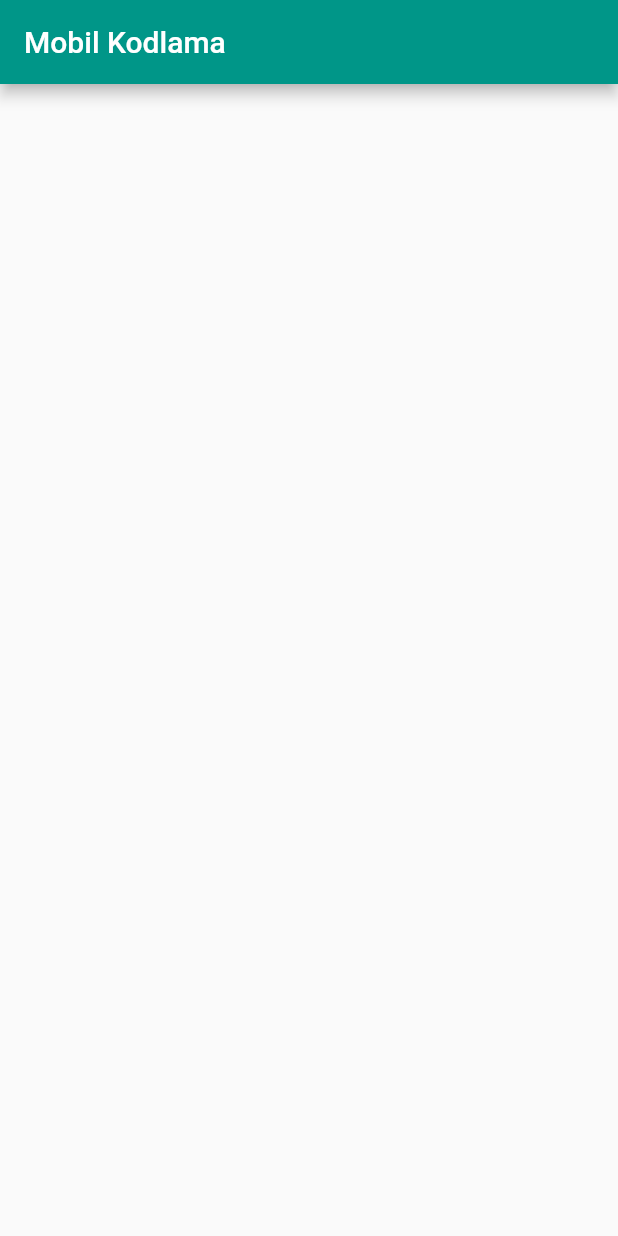
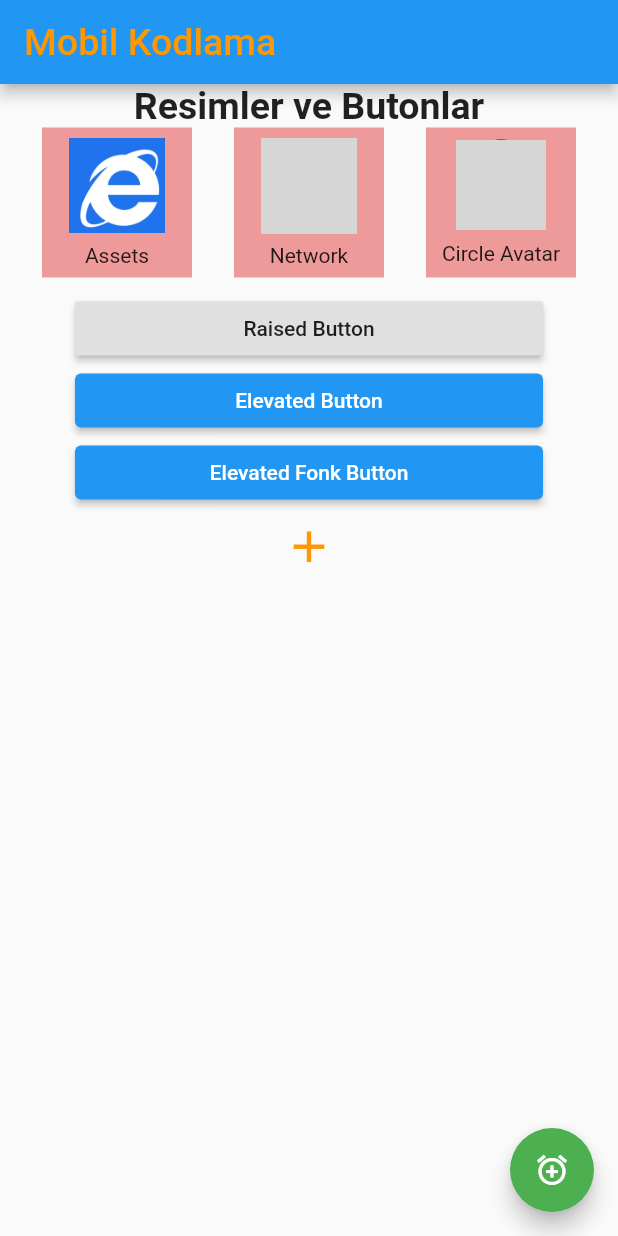
Before and after one commit to iamonuryilmaz/MobilKodlama-flutter, a Flutter app: the screen it shows after launch, on a phone screen of 412 x 824 dp. Run offline on Flutter 3.47's test engine with Material 2 defaults, Android fonts, the phone set to English and light mode, and no system bars; network calls fail; grey boxes are pictures that could not be loaded.

Commit message:
resim ve buton türleri
container, column, row, center ve diğer widget örnekleri

```diff
--- /dev/null
+++ b/lib/ui/buton_resimler.dart
@@ -0,0 +1,135 @@
+import 'package:flutter/material.dart';
+
+Widget buton_resimler(){
+  return Column(
+    children: [
+      Text(
+        "Resimler ve Butonlar",
+        style: TextStyle(fontSize: 25.0, fontWeight: FontWeight.bold),
+      ),
+      Row(
+        mainAxisAlignment: MainAxisAlignment.spaceEvenly,
+        children: [
+          Container(
+            width: 100,
+            height: 100,
+            color: Colors.red.shade200,
+            child: Column(
+              mainAxisAlignment: MainAxisAlignment.spaceEvenly,
+              children: [
+                Image.asset("assets/images/internet.jpg", width: 64,),
+                Text("Assets")
+              ],
+            ),
+          ),
+          Container(
+            width: 100,
+            height: 100,
+            color: Colors.red.shade200,
+            child: Column(
+              mainAxisAlignment: MainAxisAlignment.spaceEvenly,
+              children: [
+                Image.network("https://www.gedik.edu.tr/wp-content/uploads/halil-kaya-gedik.jpg", width: 64,),
+                Text("Network")
+              ],
+            ),
+          ),
+          Container(
+            width: 100,
+            height: 100,
+            color: Colors.red.shade200,
+            child: Column(
+              mainAxisAlignment: MainAxisAlignment.spaceEvenly,
+              children: [
+                CircleAvatar(
+                  backgroundImage: NetworkImage("https://gedik.edu.tr/wp-content/uploads/igun-white.png"),
+                  radius: 30,
+                  backgroundColor: Colors.black,
+                ),
+                Text("Circle Avatar")
+              ],
+            ),
+          )
+        ],
+      ),
+      Container(
+        margin: EdgeInsets.symmetric(horizontal: 50, vertical: 10),
+        child: Column(
+          crossAxisAlignment: CrossAxisAlignment.stretch,
+          children: [
+            RaisedButton(
+              child: Text("Raised Button"),
+              onPressed: () => {debugPrint("Raised Button tıklandı")},
+            ),
+            ElevatedButton(
+              onPressed: () {
+                var mesaj = "Deneme buton mesajıdır.";
+                debugPrint(mesaj);
+              },
+              child: Text("Elevated Button"),
+            ),
+            ElevatedButton(
+              onPressed: () {
+                uzunMesajGoster();
+              },
+              child: Text("Elevated Fonk Button"),
+            ),
+            IconButton(
+              icon: Icon(Icons.add),
+              iconSize: 35,
+              onPressed: () => {debugPrint("Icon Button tıklandı")},
+              color: Colors.orange,
+            )
+          ],
+        ),
+      )
+    ],
+  );
+}
+
+void uzunMesajGoster() {
+  debugPrint("Fonksiyon mesajıdır.");
+}
+
+//Container örneği
+/*
+* Container(
+        color: Colors.green.shade200,
+        height: 200,
+        width: 200,
+        child: Text(
+          "Flutter Dersi",
+          style: TextStyle(fontSize: 25),
+          textAlign: TextAlign.center,
+        ),
+        alignment: Alignment.center,
+      )*/
+
+// mainaxis
+/*
+Container(
+        color: Colors.green.shade200,
+        child: Row(
+          //içerik kadar yer kapla...
+          //mainAxisSize: MainAxisSize.min,
+          mainAxisSize: MainAxisSize.max,
+          //default değeri starttır.
+          //mainAxisAlignment: MainAxisAlignment.start,
+          //mainAxisAlignment: MainAxisAlignment.end,
+          //öncesi ve sonrasını dikkate alarak öğeler arasında boşluk
+          //mainAxisAlignment: MainAxisAlignment.spaceEvenly,
+          //mainAxisAlignment: MainAxisAlignment.spaceBetween,
+          mainAxisAlignment: MainAxisAlignment.spaceAround,
+          children: [
+            Icon(Icons.add_alarm, size:64, color: Colors.blue),
+            Icon(Icons.add_alarm, size:64, color: Colors.cyan),
+            Icon(Icons.add_alarm, size:64, color: Colors.orange),
+            Icon(Icons.add_alarm, size:64, color: Colors.red),
+            /*Expanded(child: Icon(Icons.add_alarm, size:64, color: Colors.red),),
+            Expanded(child: Icon(Icons.add_alarm, size:64, color: Colors.red),),
+            Expanded(child: Icon(Icons.add_alarm, size:64, color: Colors.red),),
+            Expanded(child: Icon(Icons.add_alarm, size:64, color: Colors.red),),*/
+          ],
+        ),
+      )
+ */
--- /dev/null
+++ b/lib/ui/uygulamam.dart
@@ -0,0 +1,41 @@
+import 'package:flutter/material.dart';
+
+import 'buton_resimler.dart';
+
+class Uygulamam extends StatelessWidget {
+  int sayac = 0;
+  @override
+  Widget build(BuildContext context) {
+    return MaterialApp(
+      theme: ThemeData(
+        primarySwatch: Colors.blue,
+        accentColor: Colors.orange,
+      ),
+      debugShowCheckedModeBanner: false,
+      home: Scaffold(
+        appBar: AppBar(
+          title: Text(
+            "Mobil Kodlama",
+            style: TextStyle(
+              fontSize: 25.0,
+              color: Colors.orange,
+            ),
+          ),
+        ),
+        floatingActionButton: FloatingActionButton(
+          child: Icon(
+            Icons.add_alarm,
+            color: Colors.white,
+          ),
+          onPressed: () {
+            sayac++;
+            debugPrint("${sayac} kez butona tıklandı...");
+          },
+          backgroundColor: Colors.green,
+        ),
+        //floatingActionButtonLocation: FloatingActionButtonLocation.centerDocked,
+        body: buton_resimler(),
+      ),
+    );
+  }
+}
--- a/pubspec.yaml
+++ b/pubspec.yaml
@@ -45,9 +45,9 @@ flutter:
   uses-material-design: true
 
   # To add assets to your application, add an assets section, like this:
-  # assets:
-  #   - images/a_dot_burr.jpeg
-  #   - images/a_dot_ham.jpeg
+  assets:
+    - assets/images/gedik.jpg
+    - assets/images/internet.jpg
 
   # An image asset can refer to one or more resolution-specific "variants", see
   # https://flutter.dev/assets-and-images/#resolution-aware.
```
Also changed, not shown: lib/main.dart (+2 -11 lines), assets/images/gedik.jpg (added), assets/images/internet.jpg (added).
